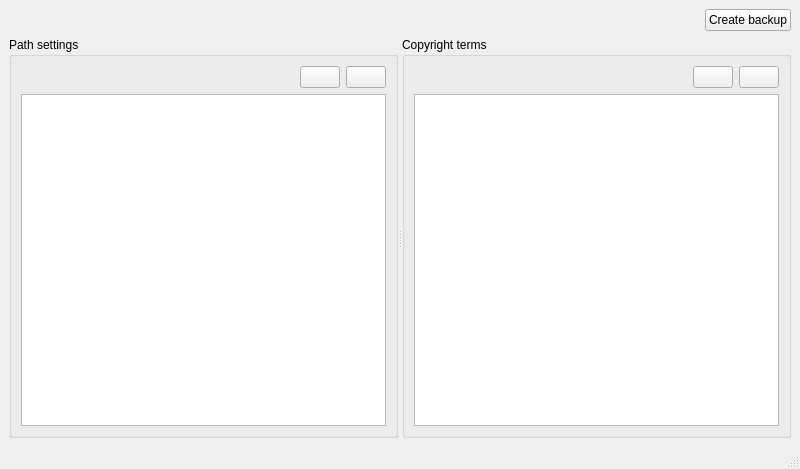
Old version of the form OTModules/wFbh/wdbcopyrights.ui in the repository pietr26/OMSI-Tools.
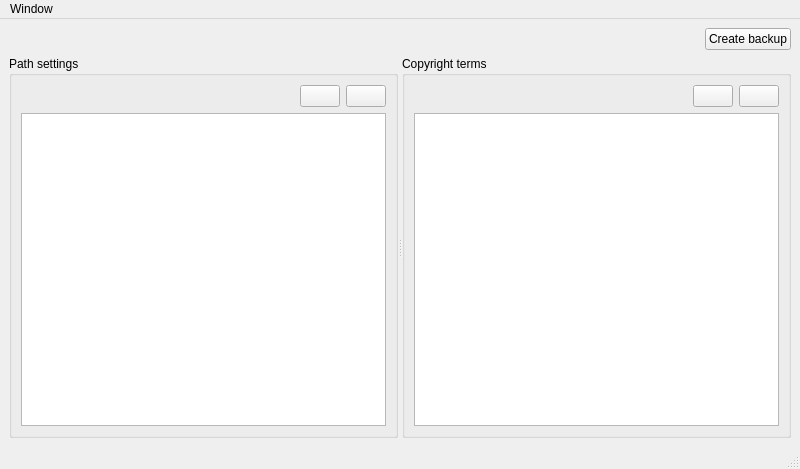
New version of the form. Icons and pictures are not drawn.

```diff
--- a/OTModules/wFbh/wdbcopyrights.ui
+++ b/OTModules/wFbh/wdbcopyrights.ui
@@ -197,6 +197,14 @@
      <height>21</height>
     </rect>
    </property>
+   <widget class="QMenu" name="menuWindow">
+    <property name="title">
+     <string notr="true">Window</string>
+    </property>
+    <addaction name="actionBackToHome"/>
+    <addaction name="actionClose"/>
+   </widget>
+   <addaction name="menuWindow"/>
   </widget>
   <widget class="QStatusBar" name="statusbar"/>
  </widget>
```
Left out of the diff: 36 changed lines with no effect on the pictures.
